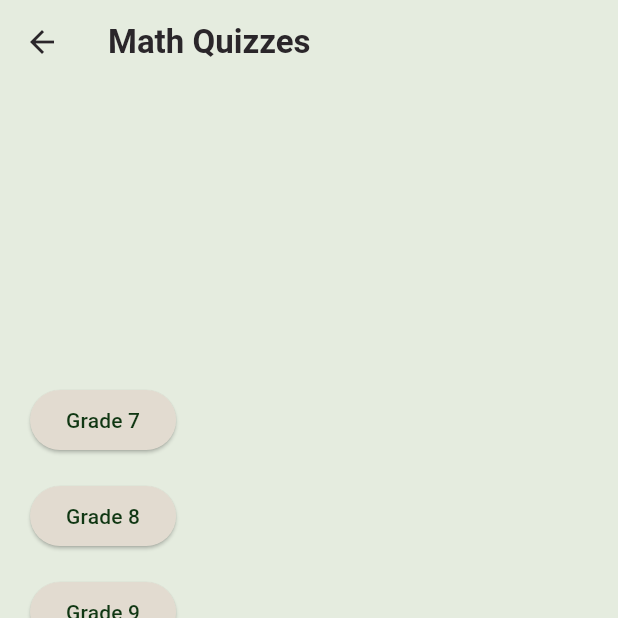
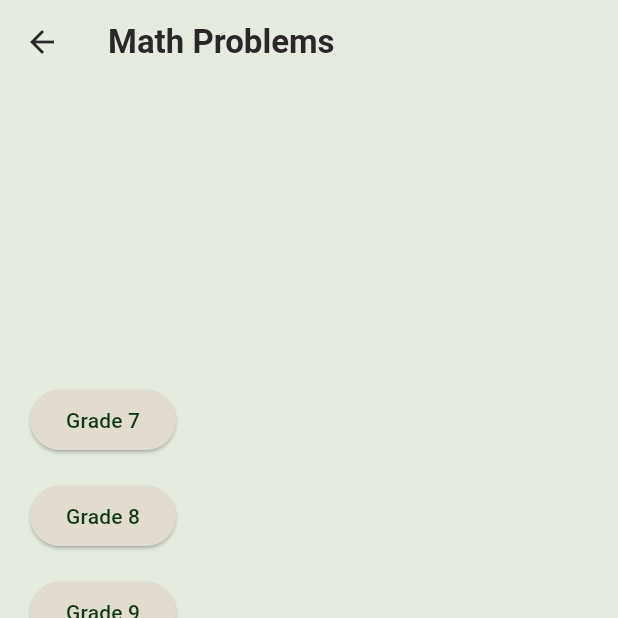
Before and after one commit to jaeden047/GCSampleTestApp, a Flutter app: the MathGrades screen opened directly, on a phone screen of 412 x 824 dp, the top half of it. Run offline on Flutter 3.47's test engine with Material 3 defaults, Android fonts, the phone set to English and light mode, and no system bars; our stand-ins replace flutter_svg, shared_preferences, supabase_flutter; accounts and stored records are empty.

Commit message:
changing title name

```diff
--- a/frontend/lib/math_grades.dart
+++ b/frontend/lib/math_grades.dart
@@ -76,7 +76,7 @@ class MathGrades extends StatelessWidget {
     final topics = ['Grade 7', 'Grade 8', 'Grade 9', 'Grade 10', 'Grade 11', 'Grade 12'];
 
     return Scaffold(
-      appBar: AppBar(title: Text('Math Quizzes')),
+      appBar: AppBar(title: Text('Math Problems')),
       body: Padding(
         padding: const EdgeInsets.all(16.0),
         child: Column(
```
